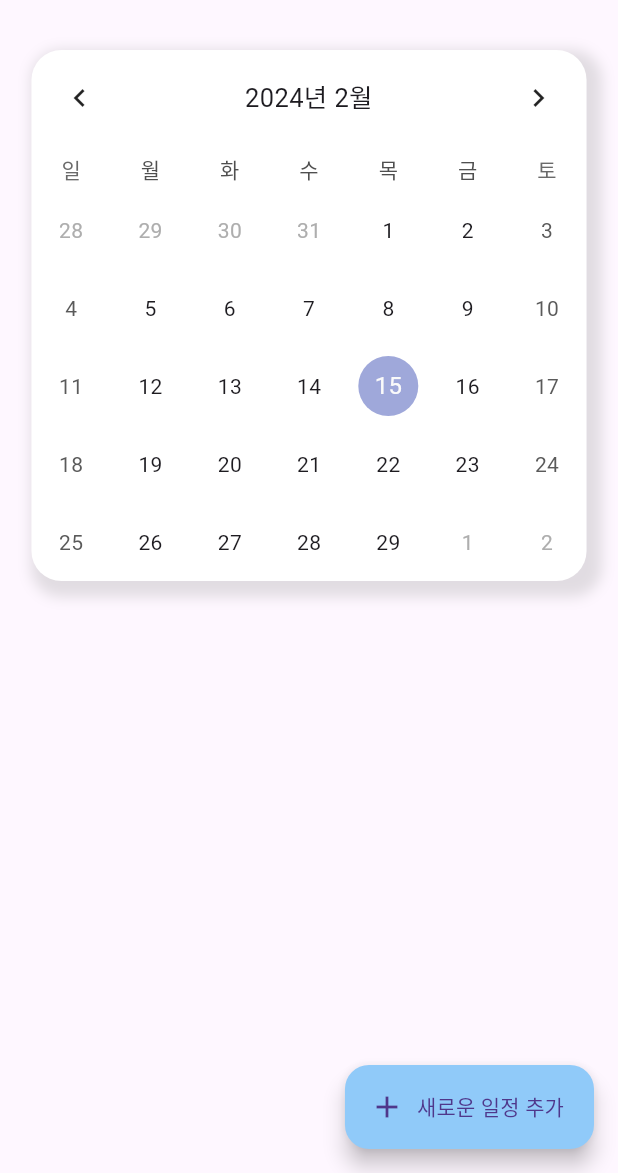
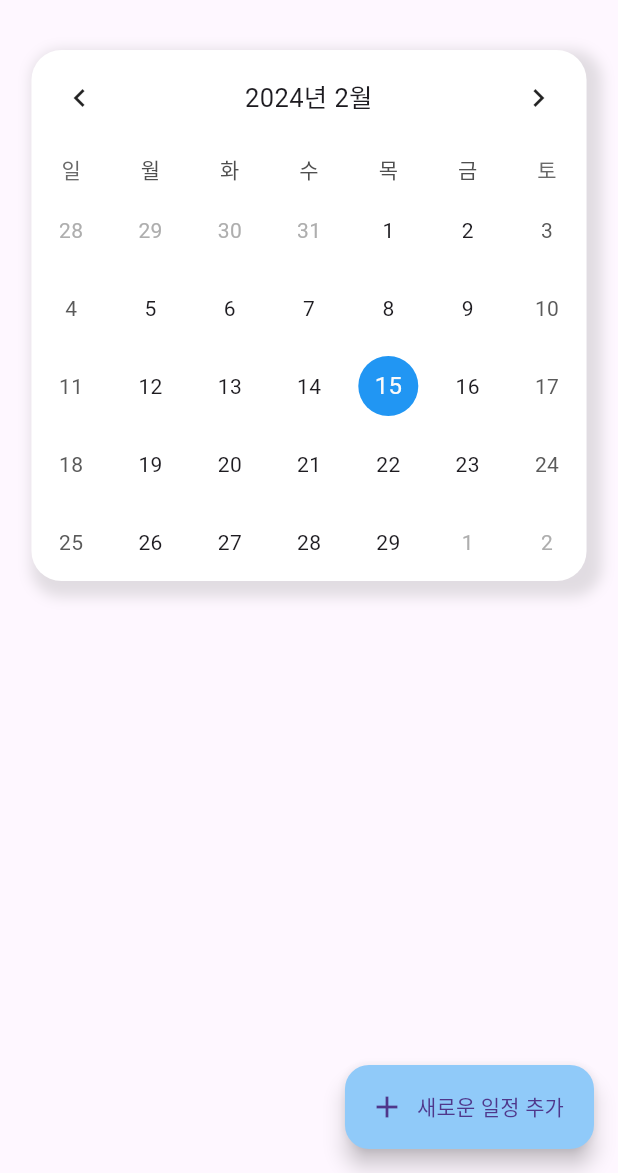
Before and after one commit to skku-comit/Flutter-CoMit-Study-Scheduler-App, a Flutter app: the CalendarScreen screen opened directly, on a phone screen of 412 x 824 dp, the part 63-1236 px from its top. Run offline on Flutter 3.47's test engine with Material 3 defaults, Android fonts, the phone set to English and light mode, and no system bars; drawn by our look-alikes of table_calendar; our stand-ins replace cloud_firestore, firebase_auth, firebase_core, firebase_storage, flutter_dotenv, flutter_native_splash and 5 more; accounts and stored records are empty.

Commit message:
:art: Refactor calendar screen and controller

```diff
--- a/lib/features/reservation/controllers/calendar_controller.dart
+++ b/lib/features/reservation/controllers/calendar_controller.dart
@@ -0,0 +1,28 @@
+import 'package:flutter_comit_study_scheduler_app/utils/formatters/formatter.dart';
+import 'package:flutter_dotenv/flutter_dotenv.dart';
+import 'package:get/get.dart';
+
+import '../../../data/repositories/event/event_repository.dart';
+import '../models/event_model.dart';
+
+class CalendarController extends GetxController {
+  static CalendarController get instance => Get.find();
+
+  final eventRepository = Get.put(EventRepository());
+  Rx<DateTime> selectedDate = DateTime.now().obs;
+
+  /// Fetch all event data
+  Future<List<EventModel>> fetchAllEvents() async {
+    try {
+      final allEvents = await eventRepository.fetchAllEvents();
+      return allEvents;
+    } catch (e) {
+      Get.snackbar('Error', e.toString());
+      return [];
+    }
+  }
+
+  void onDaySelected(DateTime selectedDay, DateTime focusedDay) {
+    selectedDate(selectedDay);
+  }
+}
--- a/lib/features/reservation/screens/calendar/calendar.dart
+++ b/lib/features/reservation/screens/calendar/calendar.dart
@@ -14,13 +14,13 @@ class CalendarScreen extends StatelessWidget {
         title: Text('Study Scheduler'),
       ),
       body: Container(
-        width: double.infinity,
         padding: EdgeInsets.fromLTRB(20.w, 20.h, 20.w, 0.h),
         child: Column(
+          crossAxisAlignment: CrossAxisAlignment.stretch,
           children: [
             CalendarTable(),
             SizedBox(height: 20.h),
-            EventWidget(),
+            Expanded(child: EventWidget()),
           ],
         ),
       ),
--- a/lib/features/reservation/screens/calendar/widgets/calendar_table.dart
+++ b/lib/features/reservation/screens/calendar/widgets/calendar_table.dart
@@ -1,12 +1,63 @@
+import 'package:cloud_firestore/cloud_firestore.dart';
+import 'package:firebase_storage/firebase_storage.dart';
 import 'package:flutter/material.dart';
+import 'package:flutter_comit_study_scheduler_app/features/reservation/controllers/calendar_controller.dart';
+import 'package:flutter_comit_study_scheduler_app/features/reservation/models/event_model.dart';
+import 'package:flutter_comit_study_scheduler_app/utils/formatters/formatter.dart';
 import 'package:get/get.dart';
 import 'package:table_calendar/table_calendar.dart';
 
 class CalendarTable extends StatelessWidget {
-  // final CalendarViewmodel controller = Get.put(CalendarViewmodel());
-
   @override
   Widget build(BuildContext context) {
+    final controller = Get.put(CalendarController());
+    return StreamBuilder(
+      stream: FirebaseFirestore.instance.collection('Events').snapshots(),
+      builder: (context, snapshot) {
+        if (snapshot.connectionState == ConnectionState.waiting) {
+          return Center(child: CircularProgressIndicator());
+        }
+        if (snapshot.hasError) {
+          return Center(child: Text('Error: ${snapshot.error}'));
+        }
+
+        // 데이터를 맵으로 변환
+        Map<DateTime, List<EventModel>> eventsMap = {};
+        final events = snapshot.data!.docs.map((e) => e.data()).toList();
+        for (var event in events) {
+          final eventDate = DateTime.parse(event['date']);
+          if (eventsMap[eventDate] == null) {
+            eventsMap[eventDate] = [
+              EventModel(
+                id: event['id'],
+                title: event['title'],
+                username: event['username'],
+                participantCount: event['participantCount'],
+                date: event['date'],
+                startTime: event['startTime'],
+                endTime: event['endTime'],
+                category: event['category'],
+                status: event['status'],
+                userEmail: event['userEmail'],
+              )
+            ];
+          } else {
+            eventsMap[eventDate]!.add(
+              EventModel(
+                id: event['id'],
+                title: event['title'],
+                username: event['username'],
+                participantCount: event['participantCount'],
+                date: event['date'],
+                startTime: event['startTime'],
+                endTime: event['endTime'],
+                category: event['category'],
+                status: event['status'],
+                userEmail: event['userEmail'],
+              ),
+            );
+          }
+        }
         return Container(
           decoration: BoxDecoration(
             color: Colors.white,
@@ -20,17 +71,42 @@ class CalendarTable extends StatelessWidget {
               ),
             ],
           ),
-      child: TableCalendar(
+          child: Obx(
+            () => TableCalendar(
               firstDay: DateTime.utc(2020, 1, 1),
               lastDay: DateTime.utc(2030, 12, 31),
-        focusedDay: DateTime.now(),
+              focusedDay: controller.selectedDate.value,
               locale: 'ko-KR',
               daysOfWeekHeight: 30,
               headerStyle: HeaderStyle(
                 titleCentered: true,
                 formatButtonVisible: false,
               ),
+              eventLoader: (day) {
+                String d = Formatter.formatDate(day);
+                day = DateTime.parse(d);
+                return eventsMap[day] ?? [];
+              },
+              onDaySelected: controller.onDaySelected,
+              selectedDayPredicate: (day) =>
+                  isSameDay(controller.selectedDate.value, day),
+              calendarStyle: CalendarStyle(
+                  selectedDecoration: BoxDecoration(
+                    color: Colors.blue,
+                    shape: BoxShape.circle,
                   ),
+                  todayDecoration: BoxDecoration(
+                    color: Colors.grey,
+                    shape: BoxShape.circle,
+                  ),
+                  todayTextStyle: TextStyle(color: Colors.white),
+                  markerSize: 10.0,
+                  markerDecoration: BoxDecoration(
+                      color: Colors.purple[200], shape: BoxShape.circle)),
+            ),
+          ),
+        );
+      },
     );
   }
 }
```
Lines whose indentation alone changed are shown as unchanged.
